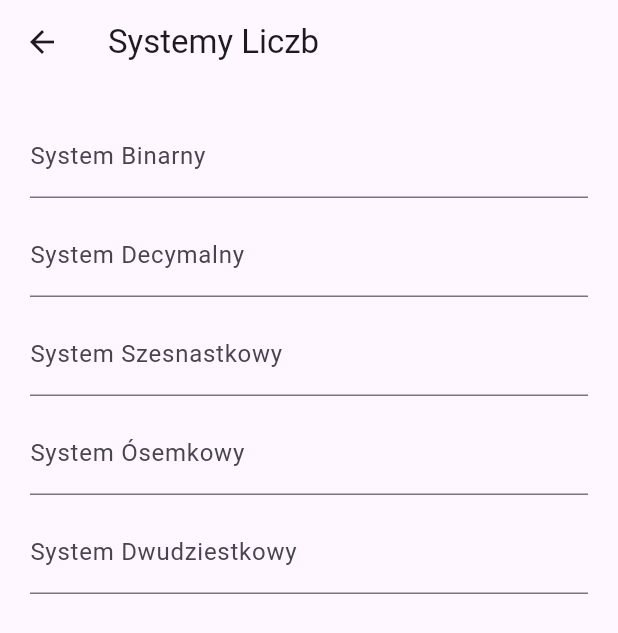
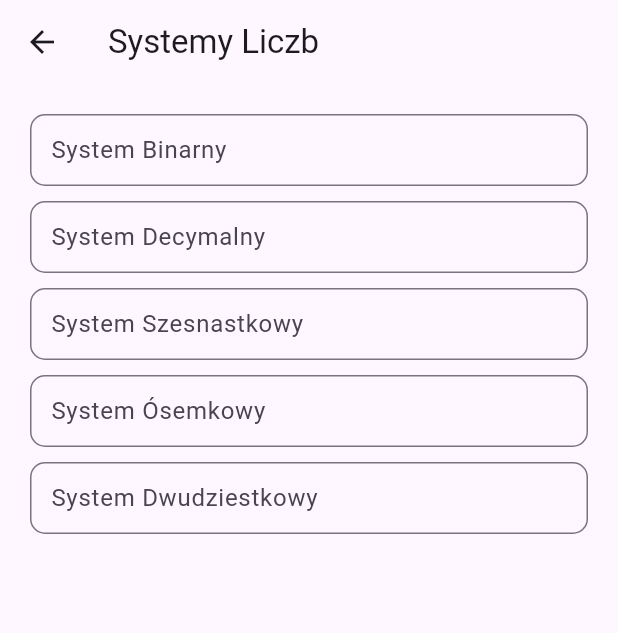
Before and after one commit to KrzychPraktyki/Projekt_Grupowy, a Flutter app: the NumberConverter screen opened directly, on a phone screen of 412 x 824 dp. Shown: the top 633 px of the screen. Run offline on Flutter 3.47's test engine with Material 3 defaults, Android fonts, the phone set to English and light mode, and no system bars.

Commit message:
Update systemyliczb_ArturZaborowski.dart

```diff
--- a/lib/systemyliczb_ArturZaborowski.dart
+++ b/lib/systemyliczb_ArturZaborowski.dart
@@ -113,43 +113,45 @@ class _NumberConverterState extends State<NumberConverter> {
         child: Column(
           crossAxisAlignment: CrossAxisAlignment.stretch,
           children: [
-            TextField(
-              controller: _binaryController,
-              decoration: InputDecoration(labelText: AppLocalization.getTranslatedValue('System Binarny')),
-              keyboardType: TextInputType.number,
-              onChanged: _convertFromBinary,
-            ),
+            buildTextField(_binaryController, 'System Binarny'),
             SizedBox(height: 10),
-            TextField(
-              controller: _decimalController,
-              decoration: InputDecoration(labelText: AppLocalization.getTranslatedValue('System Decymalny')),
-              keyboardType: TextInputType.number,
-              onChanged: _convertFromDecimal,
-            ),
+            buildTextField(_decimalController, 'System Decymalny'),
             SizedBox(height: 10),
-            TextField(
-              controller: _hexController,
-              decoration: InputDecoration(labelText: AppLocalization.getTranslatedValue('System Szesnastkowy')),
-              keyboardType: TextInputType.text,
-              onChanged: _convertFromHex,
-            ),
+            buildTextField(_hexController, 'System Szesnastkowy'),
             SizedBox(height: 10),
-            TextField(
-              controller: _octalController,
-              decoration: InputDecoration(labelText: AppLocalization.getTranslatedValue('System Ósemkowy')),
-              keyboardType: TextInputType.number,
-              onChanged: _convertFromOctal,
-            ),
+            buildTextField(_octalController, 'System Ósemkowy'),
             SizedBox(height: 10),
-            TextField(
-              controller: _base20Controller,
-              decoration: InputDecoration(labelText: AppLocalization.getTranslatedValue('System Dwudziestkowy')),
-              keyboardType: TextInputType.text,
-              onChanged: _convertFromBase20,
-            ),
+            buildTextField(_base20Controller, 'System Dwudziestkowy'),
           ],
         ),
       ),
     );
   }
+
+  Widget buildTextField(TextEditingController controller, String labelText) {
+    return TextFormField(
+      controller: controller,
+      decoration: InputDecoration(
+        labelText: AppLocalization.getTranslatedValue(labelText),
+        border: OutlineInputBorder(
+          borderRadius: BorderRadius.circular(10.0),
+        ),
+        contentPadding: EdgeInsets.symmetric(vertical: 12.0, horizontal: 10.0),
+      ),
+      keyboardType: TextInputType.text,
+      onChanged: (value) {
+        if (labelText == 'System Binarny') {
+          _convertFromBinary(value);
+        } else if (labelText == 'System Decymalny') {
+          _convertFromDecimal(value);
+        } else if (labelText == 'System Szesnastkowy') {
+          _convertFromHex(value);
+        } else if (labelText == 'System Ósemkowy') {
+          _convertFromOctal(value);
+        } else if (labelText == 'System Dwudziestkowy') {
+          _convertFromBase20(value);
+        }
+      },
+    );
+  }
 }
```
